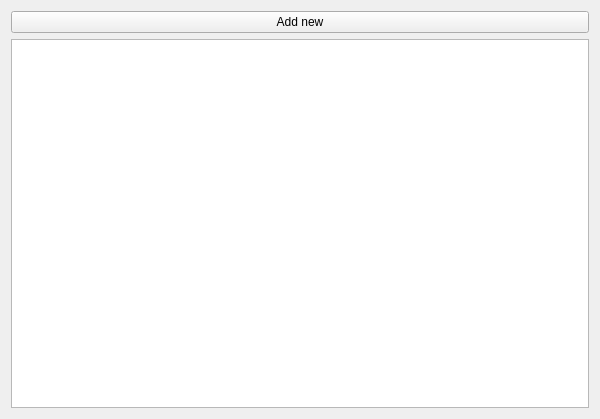
Old version of the form graphwidget.ui in the repository KostyaXmen/Notes.
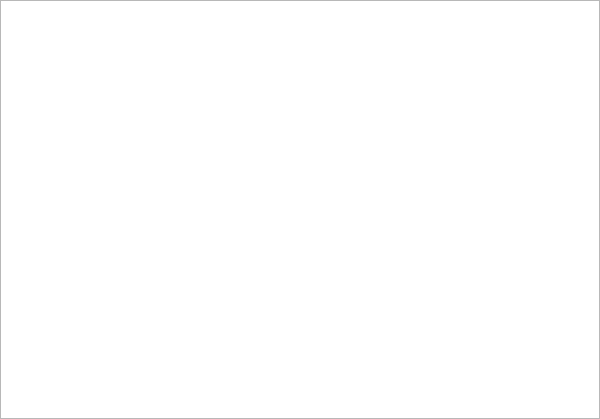
New version of the form.

```diff
--- a/graphwidget.ui
+++ b/graphwidget.ui
@@ -14,14 +14,22 @@
    <string>Form</string>
   </property>
   <layout class="QGridLayout" name="gridLayout">
+   <property name="leftMargin">
+    <number>0</number>
+   </property>
+   <property name="topMargin">
+    <number>0</number>
+   </property>
+   <property name="rightMargin">
+    <number>0</number>
+   </property>
+   <property name="bottomMargin">
+    <number>0</number>
+   </property>
+   <property name="horizontalSpacing">
+    <number>0</number>
+   </property>
    <item row="1" column="0">
-    <widget class="QPushButton" name="pushButton">
-     <property name="text">
-      <string>Add new</string>
-     </property>
-    </widget>
-   </item>
-   <item row="2" column="0">
     <widget class="QGraphicsView" name="graphicsView"/>
    </item>
   </layout>
```
